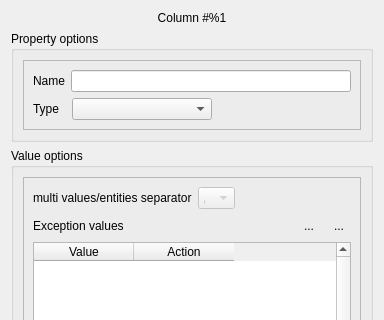
First picture: the form in library/tulip-gui/designer/CSVPropertyDialog.ui, repository Tulip-Dev/tulip, before the edit; both pictures show x 0 to 384 and y 0 to 320 of the 384 by 487 pixel window.
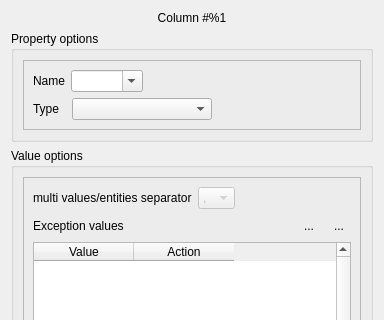
Second picture: the form after the edit. Icons and pictures are not drawn.

Commit message: CSV import improvements: allow to choose and existing property when configuring a column to import

Diff of the .ui file:
```diff
--- a/library/tulip-gui/designer/CSVPropertyDialog.ui
+++ b/library/tulip-gui/designer/CSVPropertyDialog.ui
@@ -60,12 +60,31 @@
               </widget>
              </item>
              <item>
-              <widget class="QLineEdit" name="name">
+              <widget class="QComboBox" name="nameCB">
                <property name="toolTip">
                 <string>edit the name of the property</string>
                </property>
+               <property name="editable">
+                <bool>true</bool>
+               </property>
+               <property name="sizeAdjustPolicy">
+                <enum>QComboBox::AdjustToContents</enum>
+               </property>
               </widget>
              </item>
+             <item>
+              <spacer name="horizontalSpacer">
+               <property name="orientation">
+                <enum>Qt::Horizontal</enum>
+               </property>
+               <property name="sizeHint" stdset="0">
+                <size>
+                 <width>40</width>
+                 <height>20</height>
+                </size>
+               </property>
+              </spacer>
+             </item>
             </layout>
            </item>
            <item>
```
The commit also changes 2 other files.
